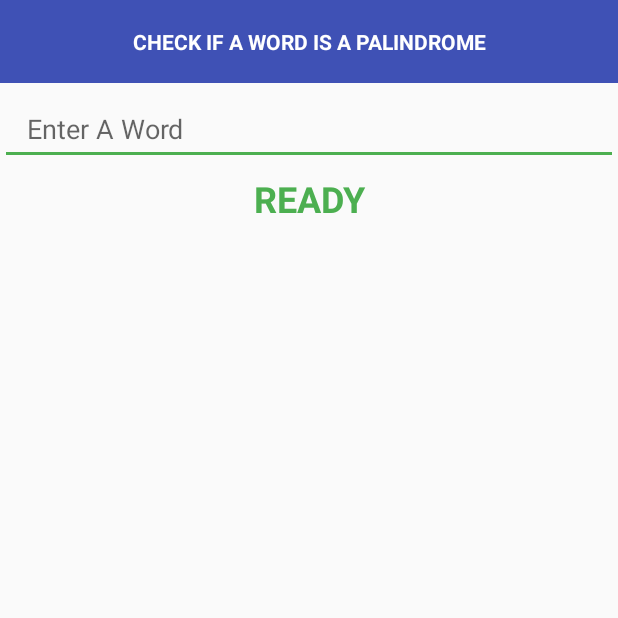
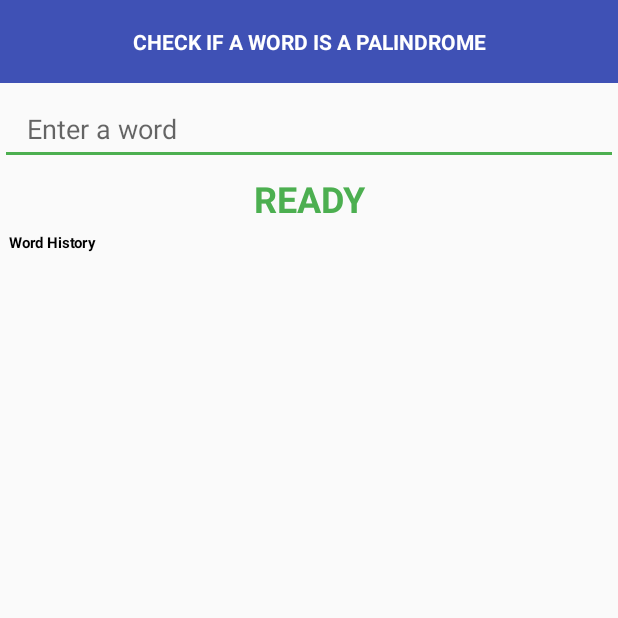
Before and after one commit to harrytrandesign/android_dev_is_palindrome, an Android app: the MainActivity screen opened directly, with no data from a screen before it, on a phone screen of 412 x 824 dp, the top half of it. Run offline under Robolectric (Android 15) with nearby library versions, the phone set to English and light mode, and no system bars.

```diff
--- a/app/src/main/res/layout/activity_main.xml
+++ b/app/src/main/res/layout/activity_main.xml
@@ -25,13 +25,14 @@
         style="@style/textview_result_view"
         android:text="@string/textview_result"/>
 
+    <TextView
+        style="@style/textview_history_header"
+        android:text="@string/textview_history"/>
+
+
     <android.support.v7.widget.RecyclerView
         android:id="@+id/recyclerview_old_words"
-        android:layout_width="match_parent"
-        android:layout_height="0dp"
-        android:layout_weight="1"
-        android:paddingBottom="@dimen/more_margin"
-        android:paddingTop="@dimen/more_margin"/>
+        style="@style/recyclerview_list"/>
 
     <Button
         android:id="@+id/submit_button"
--- a/app/src/main/res/values/dimens.xml
+++ b/app/src/main/res/values/dimens.xml
@@ -13,6 +13,7 @@
     <dimen name="button_side_padding">36dp</dimen>
 
     <!-- Font sizes -->
+    <dimen name="small_text">10sp</dimen>
     <dimen name="list_text_size">16sp</dimen>
     <dimen name="larger_header_size">24sp</dimen>
 
--- a/app/src/main/res/values/strings.xml
+++ b/app/src/main/res/values/strings.xml
@@ -9,7 +9,8 @@
     <string name="palindrome_false"> is not a Palindrome.</string>
 
     <string name="enter_button">Enter</string>
-    <string name="edittext_word_hint">Enter A Word</string>
+    <string name="edittext_word_hint">Enter a word</string>
+    <string name="textview_history">Word History</string>
     <string name="textview_result">Ready</string>
 
     <!-- Test information for UI test -->
--- a/app/src/main/res/values/styles.xml
+++ b/app/src/main/res/values/styles.xml
@@ -17,6 +17,18 @@
         <item name="android:paddingTop">@dimen/more_margin</item>
         <item name="android:textAllCaps">true</item>
         <item name="android:textColor">@android:color/white</item>
+        <item name="android:textStyle">bold</item>
+    </style>
+
+    <style name="textview_history_header">
+        <item name="android:layout_width">match_parent</item>
+        <item name="android:layout_height">wrap_content</item>
+        <item name="android:paddingEnd">@dimen/standard_margin</item>
+        <item name="android:paddingLeft">@dimen/standard_margin</item>
+        <item name="android:paddingRight">@dimen/standard_margin</item>
+        <item name="android:paddingStart">@dimen/standard_margin</item>
+        <item name="android:textColor">@android:color/black</item>
+        <item name="android:textSize">@dimen/small_text</item>
         <item name="android:textStyle">bold</item>
     </style>
 
@@ -44,6 +56,14 @@
         <item name="android:paddingTop">@dimen/more_margin</item>
     </style>
 
+    <style name="recyclerview_list">
+        <item name="android:layout_width">match_parent</item>
+        <item name="android:layout_height">0dp</item>
+        <item name="android:layout_weight">1</item>
+        <item name="android:paddingBottom">@dimen/more_margin</item>
+        <item name="android:paddingTop">@dimen/standard_margin</item>
+    </style>
+
     <style name="button_submit_input">
         <item name="android:layout_width">wrap_content</item>
         <item name="android:layout_height">wrap_content</item>
```
